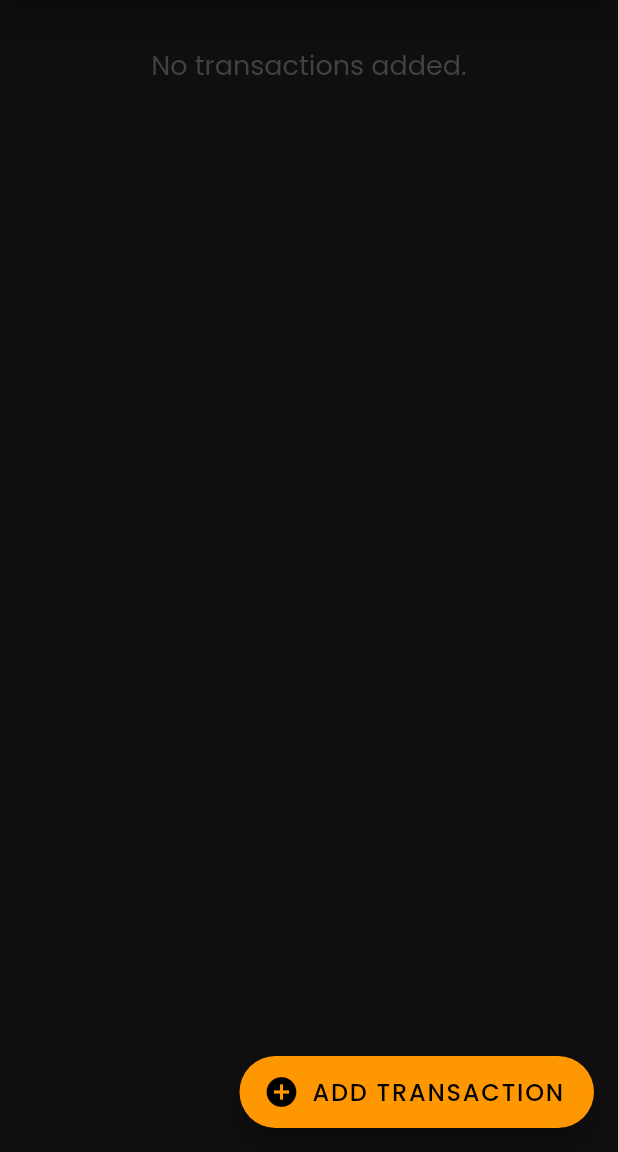
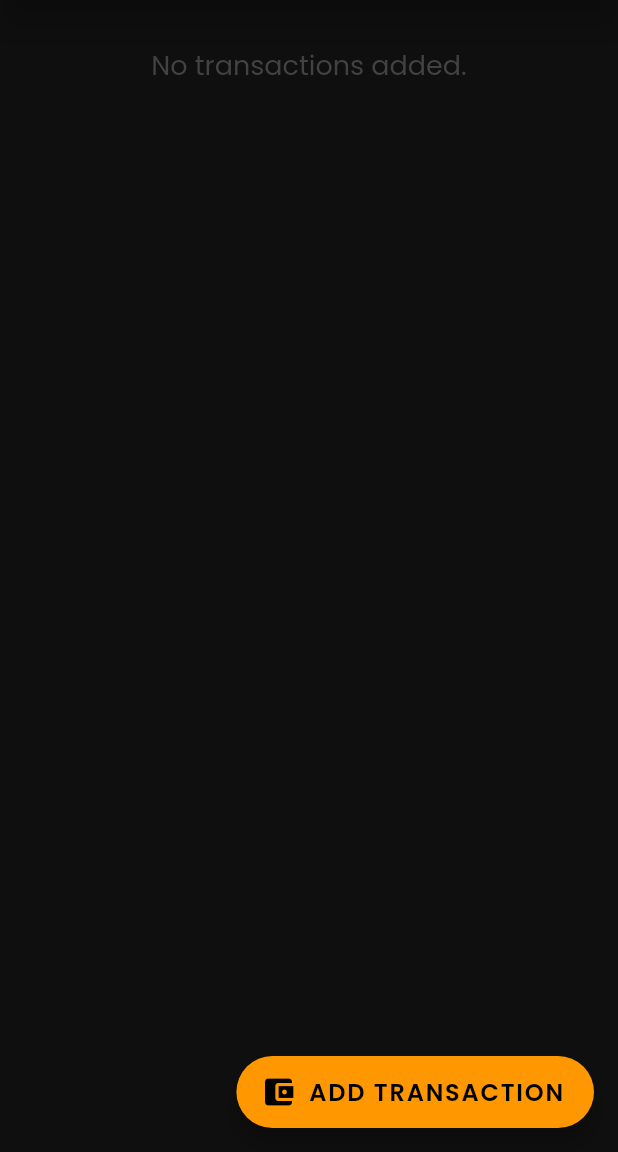
Before and after one commit to Suraj-Gov/expenseTracker, a Flutter app: the screen it shows after launch, on a phone screen of 412 x 824 dp, the part 84-1236 px from its top. Run offline on Flutter 3.47's test engine with Material 2 defaults, Android fonts, the phone set to English and light mode, and no system bars.

Commit message:
theming adjustments

```diff
--- a/lib/MainWidgets.dart
+++ b/lib/MainWidgets.dart
@@ -22,7 +22,7 @@ class _MainWidgetsState extends State<MainWidgets> {
 
   void _showTransactionInputBox(BuildContext ctx) {
     showModalBottomSheet(
-        backgroundColor: Color.fromRGBO(15, 15, 15, 1),
+        backgroundColor: Colors.transparent,
         isDismissible: true,
         isScrollControlled: true,
         barrierColor: Colors.black38,
@@ -139,16 +139,16 @@ class _MainWidgetsState extends State<MainWidgets> {
             "Add transaction".toUpperCase(),
             style: TextStyle(
               fontSize: 16,
-              fontWeight: FontWeight.w500,
+              fontWeight: FontWeight.w700,
             ),
           ),
-          icon: Icon(Icons.add_circle),
+          icon: Icon(Icons.account_balance_wallet),
           backgroundColor: Theme.of(context).accentColor,
           foregroundColor: Colors.black,
           splashColor: Colors.orange[900],
         ),
       ),
-      backgroundColor: Color.fromRGBO(15, 15, 15, 1),
+      backgroundColor: Theme.of(context).backgroundColor,
     );
   }
 }
--- a/lib/main.dart
+++ b/lib/main.dart
@@ -10,7 +10,7 @@ class HomePage extends StatelessWidget {
     return MaterialApp(
       theme: ThemeData(
           accentColor: Colors.orange,
-          backgroundColor: Color(0xFFFFFFFF),
+          backgroundColor: Color.fromRGBO(15, 15, 15, 1),
           fontFamily: 'Poppins',
           appBarTheme: AppBarTheme(
             color: Color.fromRGBO(35, 35, 35, 1),
```
Also changed, not shown: lib/TXInputWidget.dart (+15 -6 lines).
